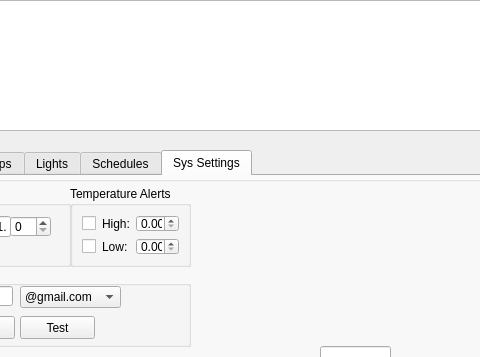
The window that Client/form.ui (trippyt/QTAquarium) describes before a commit, drawn with Qt 5; both pictures show x 162 to 642 and y 0 to 357 of the 896 by 588 pixel window.
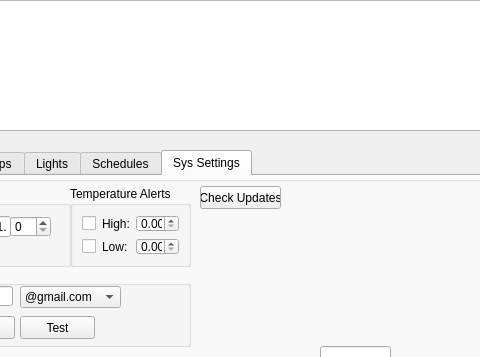
The same window after the commit. The open tabs and pages were chosen to show the change.

```diff
--- a/Client/form.ui
+++ b/Client/form.ui
@@ -2067,6 +2067,19 @@
        <string>...</string>
       </property>
      </widget>
+     <widget class="QPushButton" name="sys_setting_update_pushButton">
+      <property name="geometry">
+       <rect>
+        <x>340</x>
+        <y>10</y>
+        <width>81</width>
+        <height>23</height>
+       </rect>
+      </property>
+      <property name="text">
+       <string>Check Updates</string>
+      </property>
+     </widget>
     </widget>
    </widget>
   </widget>
```
Left out of the diff: 2 changed lines with no effect on the pictures.
